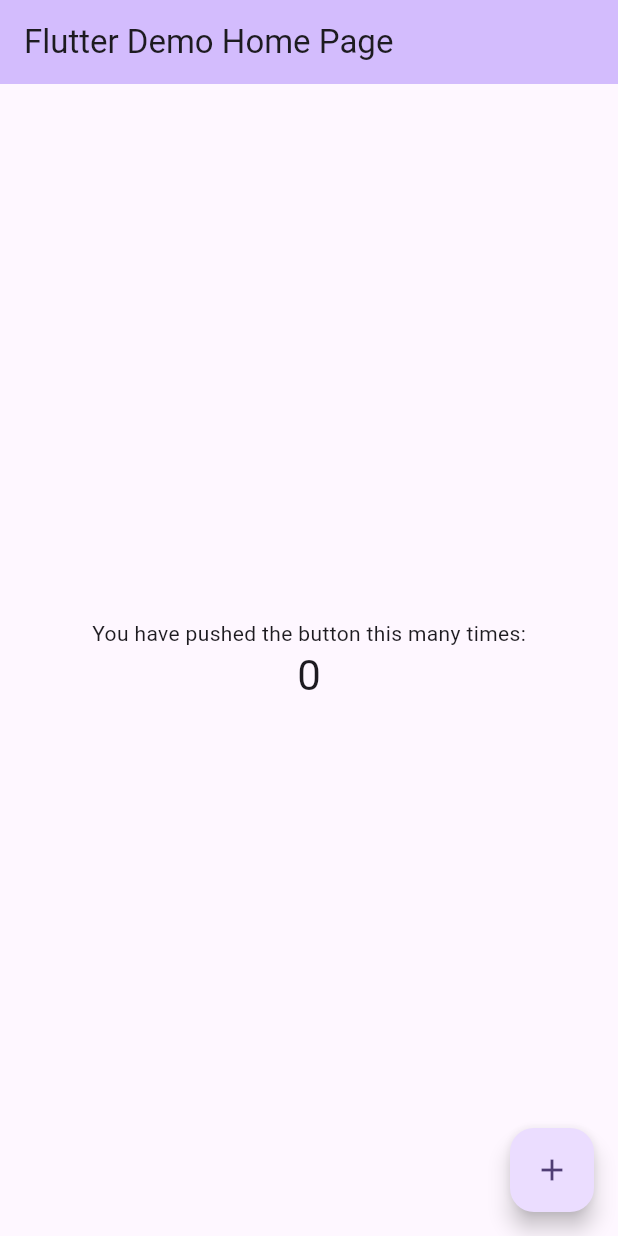
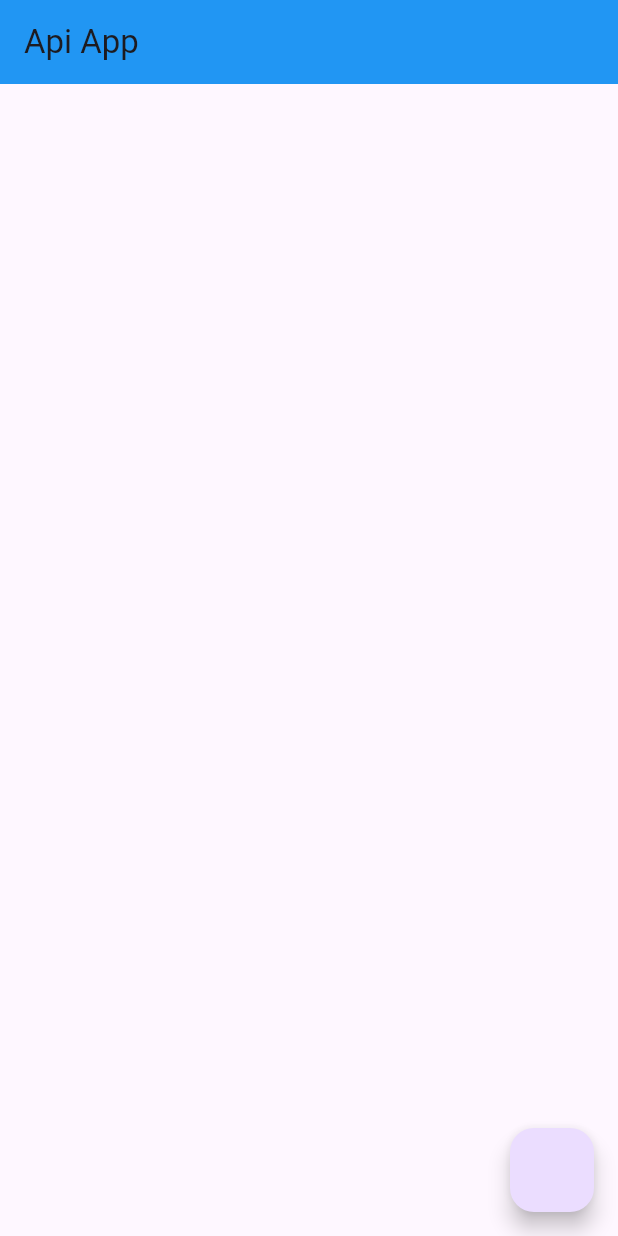
Before and after one commit to shiran02/Flutter-API-call-Flutter-REST-API-, a Flutter app: the screen it shows after launch, on a phone screen of 412 x 824 dp. Run offline on Flutter 3.47's test engine with Material 3 defaults, Android fonts, the light colour scheme and no system bars.

Commit message:
get Data Using Model class and List

```diff
--- a/api_series/lib/main.dart
+++ b/api_series/lib/main.dart
@@ -1,3 +1,5 @@
+import 'package:api_series/screens/home_screen.dart';
+import 'package:api_series/screens/home_screen_with_model_class.dart';
 import 'package:flutter/material.dart';
 
 void main() {
@@ -31,95 +33,7 @@
         colorScheme: ColorScheme.fromSeed(seedColor: Colors.deepPurple),
         useMaterial3: true,
       ),
-      home: const MyHomePage(title: 'Flutter Demo Home Page'),
+      home: HomeScreenTwo(),
     );
   }
 }
-
-class MyHomePage extends StatefulWidget {
-  const MyHomePage({super.key, required this.title});
-
-  // This widget is the home page of your application. It is stateful, meaning
-  // that it has a State object (defined below) that contains fields that affect
-  // how it looks.
-
-  // This class is the configuration for the state. It holds the values (in this
-  // case the title) provided by the parent (in this case the App widget) and
-  // used by the build method of the State. Fields in a Widget subclass are
-  // always marked "final".
-
-  final String title;
-
-  @override
-  State<MyHomePage> createState() => _MyHomePageState();
-}
-
-class _MyHomePageState extends State<MyHomePage> {
-  int _counter = 0;
-
-  void _incrementCounter() {
-    setState(() {
-      // This call to setState tells the Flutter framework that something has
-      // changed in this State, which causes it to rerun the build method below
-      // so that the display can reflect the updated values. If we changed
-      // _counter without calling setState(), then the build method would not be
-      // called again, and so nothing would appear to happen.
-      _counter++;
-    });
-  }
-
-  @override
-  Widget build(BuildContext context) {
-    // This method is rerun every time setState is called, for instance as done
-    // by the _incrementCounter method above.
-    //
-    // The Flutter framework has been optimized to make rerunning build methods
-    // fast, so that you can just rebuild anything that needs updating rather
-    // than having to individually change instances of widgets.
-    return Scaffold(
-      appBar: AppBar(
-        // TRY THIS: Try changing the color here to a specific color (to
-        // Colors.amber, perhaps?) and trigger a hot reload to see the AppBar
-        // change color while the other colors stay the same.
-        backgroundColor: Theme.of(context).colorScheme.inversePrimary,
-        // Here we take the value from the MyHomePage object that was created by
-        // the App.build method, and use it to set our appbar title.
-        title: Text(widget.title),
-      ),
-      body: Center(
-        // Center is a layout widget. It takes a single child and positions it
-        // in the middle of the parent.
-        child: Column(
-          // Column is also a layout widget. It takes a list of children and
-          // arranges them vertically. By default, it sizes itself to fit its
-          // children horizontally, and tries to be as tall as its parent.
-          //
-          // Column has various properties to control how it sizes itself and
-          // how it positions its children. Here we use mainAxisAlignment to
-          // center the children vertically; the main axis here is the vertical
-          // axis because Columns are vertical (the cross axis would be
-          // horizontal).
-          //
-          // TRY THIS: Invoke "debug painting" (choose the "Toggle Debug Paint"
-          // action in the IDE, or press "p" in the console), to see the
-          // wireframe for each widget.
-          mainAxisAlignment: MainAxisAlignment.center,
-          children: <Widget>[
-            const Text(
-              'You have pushed the button this many times:',
-            ),
-            Text(
-              '$_counter',
-              style: Theme.of(context).textTheme.headlineMedium,
-            ),
-          ],
-        ),
-      ),
-      floatingActionButton: FloatingActionButton(
-        onPressed: _incrementCounter,
-        tooltip: 'Increment',
-        child: const Icon(Icons.add),
-      ), // This trailing comma makes auto-formatting nicer for build methods.
-    );
-  }
-}
--- /dev/null
+++ b/api_series/lib/model/user.dart
@@ -0,0 +1,29 @@
+class User{
+  late String gender;
+  late String email;
+  late String phone;
+  late String cell;
+  late UserName name;
+
+  User({
+    required this.gender,
+    required this.email,
+    required this.phone,
+    required this.cell,
+    required this.name,
+  });
+
+}
+
+
+class UserName{
+  late String title;
+  late String first;
+  late String last;
+
+  UserName({
+    required this.title,
+    required this.first,
+    required this.last,
+  });
+}
--- /dev/null
+++ b/api_series/lib/screens/home_screen_with_model_class.dart
@@ -0,0 +1,109 @@
+import 'dart:convert';
+
+import 'package:api_series/model/user.dart';
+import 'package:flutter/material.dart';
+import 'package:http/http.dart' as http;
+
+class HomeScreenTwo extends StatefulWidget {
+  const HomeScreenTwo({super.key});
+
+  @override
+  State<HomeScreenTwo> createState() => _HomeScreenTwoState();
+}
+
+class _HomeScreenTwoState extends State<HomeScreenTwo> {
+
+
+  List<User> users = [];
+
+  @override
+  Widget build(BuildContext context) {
+    return Scaffold(
+    //  / backgroundColor: Colors.green,
+
+      appBar: AppBar(
+        backgroundColor: Colors.blue,
+        title: Text('Api App'),
+      ),
+
+      body: ListView.builder(
+        itemCount:users.length,
+        itemBuilder: (context, index) {
+
+          final user = users[index];
+
+          final email =  user.email;
+          final gender =  user.gender;
+          final phone = user.phone;
+          final cell = user.cell;
+          final name = user.name.first;
+
+          final color = gender == 'male' ? Colors.pink :  Colors.blue;
+
+          return Container(
+            decoration: BoxDecoration(
+              color: color,
+            ),
+            padding: EdgeInsets.symmetric(vertical: 20,horizontal: 20),
+            margin: EdgeInsets.symmetric(vertical: 20,horizontal: 20),
+            child: Column(
+              crossAxisAlignment: CrossAxisAlignment.start,
+              children: [
+                 Text(name,style: TextStyle(color: Colors.black,fontSize: 23,fontWeight: FontWeight.bold),),
+                 Text(email,style: TextStyle(color: Colors.black,fontSize: 18,fontWeight: FontWeight.bold),),
+                 Text(gender.toString(),style: TextStyle(color: Colors.black,fontSize: 18),),
+                 Text(phone.toString(),style: TextStyle(color: Colors.black,fontSize: 18),),
+                 Text(cell.toString(),style: TextStyle(color: Colors.black,fontSize: 18),),
+              ],
+            ),
+          );
+
+        },
+        ),
+
+      floatingActionButton: FloatingActionButton(
+        onPressed: fetchData
+        ),
+    );
+  }
+
+
+  Future<void> fetchData() async {
+
+      const url = "https://randomuser.me/api/?results=20";
+
+      final uri = Uri.parse(url);
+      final response = await http.get(uri);
+
+      final body  = response.body;
+
+      final json = jsonDecode(body);
+
+      final result = json['results'] as List<dynamic>;
+
+      final transform = result.map((e){
+
+        final nameObj = UserName(
+          title: e['name']['title'],
+          first: e['name']['first'],
+          last: e['name']['last']
+        );
+
+
+
+        return User(
+          gender: e['gender'],
+          email: e['email'],
+          phone: e['phone'],
+          cell: e['cell'],
+          name: nameObj,
+          );
+      }).toList();
+
+      setState(() {
+        users = transform;
+      });
+
+  }
+
+}
--- a/api_series/pubspec.yaml
+++ b/api_series/pubspec.yaml
@@ -35,6 +35,7 @@ dependencies:
   # The following adds the Cupertino Icons font to your application.
   # Use with the CupertinoIcons class for iOS style icons.
   cupertino_icons: ^1.0.2
+  http: ^1.1.2
 
 dev_dependencies:
   flutter_test:
```
Also changed, not shown: api_series/lib/screens/home_screen.dart (added, +81 -0 lines), api_series/pubspec.lock.
